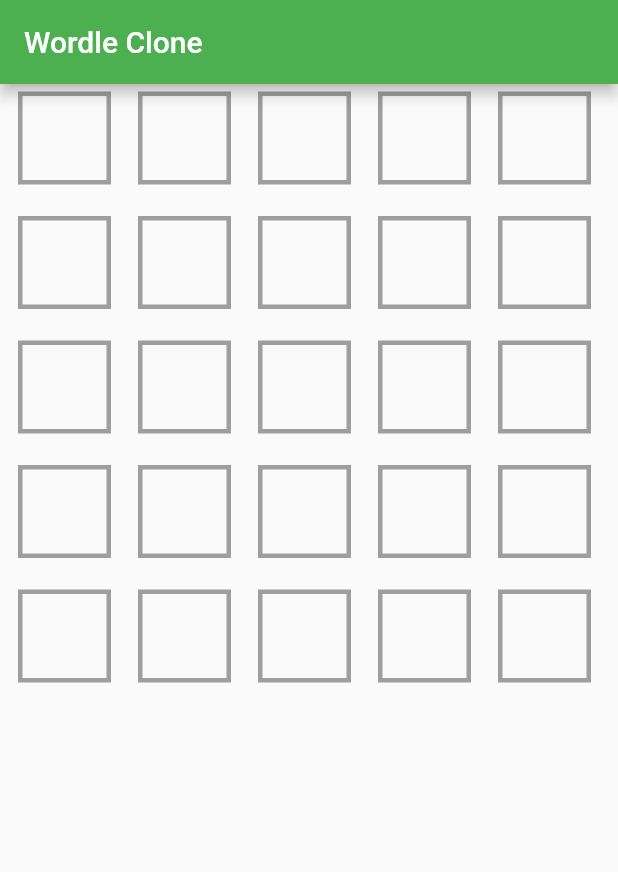
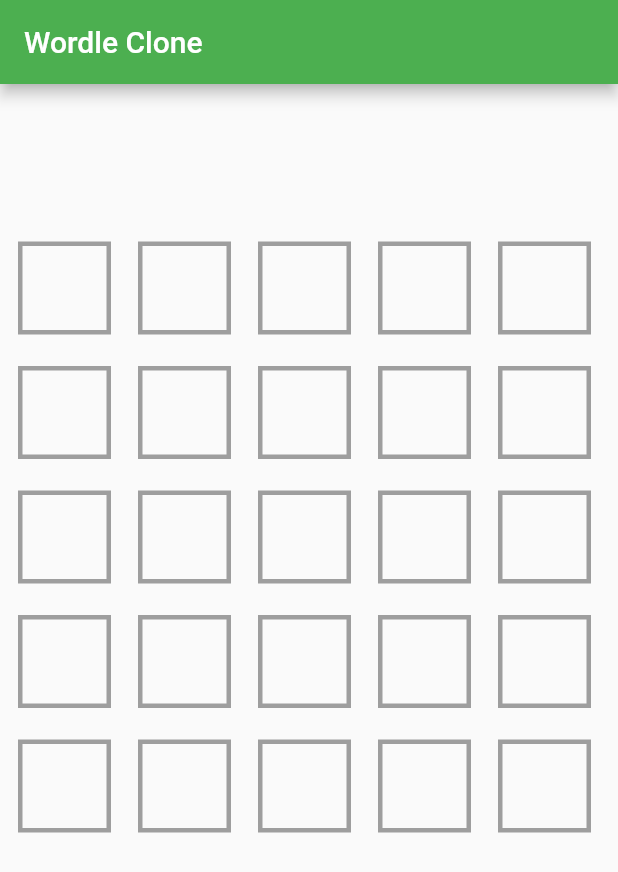
Before and after one commit to colbygarland/wordle_clone_flutter, a Flutter app: the screen it shows after launch, on a phone screen of 412 x 824 dp. Shown: the top 872 px of the screen. Run offline on Flutter 3.47's test engine with Material 2 defaults, Android fonts, the phone set to English and light mode, and no system bars.

Commit message:
more updates to style mainly

```diff
--- a/lib/main.dart
+++ b/lib/main.dart
@@ -38,16 +38,16 @@ class _HomePageState extends State<HomePage> {
   updateRow(String word) {
     word = word.toLowerCase();
     if (!WORD_LIST.contains(word)) {
-      print('Word not in list');
+      _alert('Word not in list');
       return;
     }
     if (word == TODAYS_WORD) {
-      print('Impressive!');
+      _alert('Impressive!');
       setState(() {
         _rowDisabled[_currentIndex] = true;
       });
     } else {
-      print('nope not it. try again');
+      _alert('nope not it. try again');
       setState(() {
         // Disable the current one
         _rowDisabled[_currentIndex] = true;
@@ -64,7 +64,27 @@ class _HomePageState extends State<HomePage> {
       appBar: AppBar(
         title: const Text('Wordle Clone'),
       ),
-      body: Column(children: [for (int i = 0; i < LETTER_COUNT; i++) LetterRow(_rowDisabled[i], updateRow)]),
+      body: Padding(
+        padding: const EdgeInsets.only(top: 100),
+        child: Column(children: [
+          for (int i = 0; i < LETTER_COUNT; i++)
+            Center(
+              //color: Colors.red,
+              child: LetterRow(_rowDisabled[i], updateRow),
+            )
+        ]),
+      ),
+    );
+  }
+
+  _alert(String message) {
+    return showDialog<void>(
+      context: context,
+      builder: (BuildContext context) {
+        return AlertDialog(
+          title: Text(message),
+        );
+      },
     );
   }
 }
--- a/lib/widgets/letter_row.dart
+++ b/lib/widgets/letter_row.dart
@@ -21,7 +21,8 @@ class _LetterRowState extends State<LetterRow> {
 
   @override
   Widget build(BuildContext context) {
-    return Center(
+    return SizedBox(
+      width: 420,
       child: Stack(
         children: [
           for (var i = 0; i < LETTER_COUNT; i++)
@@ -50,7 +51,8 @@ class _LetterRowState extends State<LetterRow> {
             ),
           ),
         ],
-    ));
+      ),
+    );
   }
 }
 
```
Lines whose indentation alone changed are shown as unchanged.
